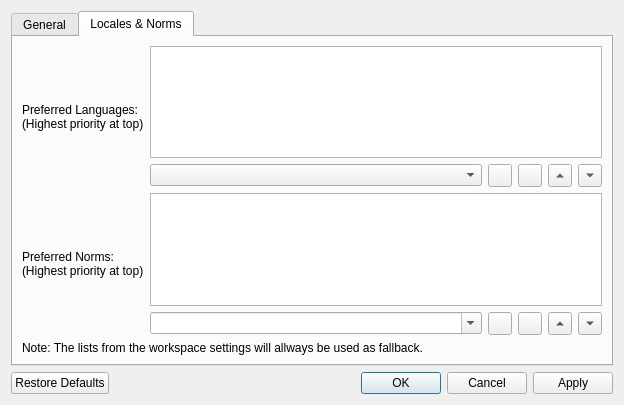
First picture: the form in libs/librepcbprojecteditor/dialogs/projectsettingsdialog.ui, repository LibrePCB/LibrePCB, before the edit.
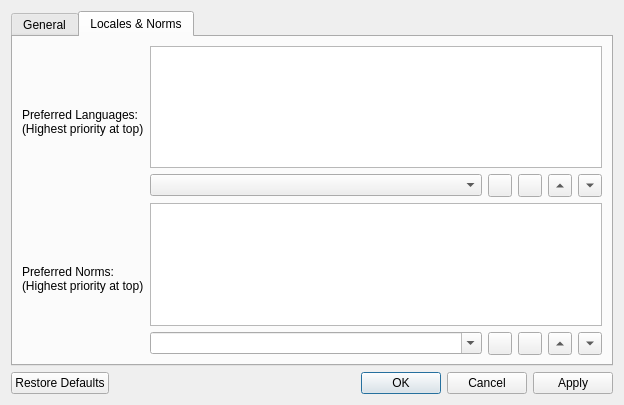
Second picture: the form after the edit. Icons and pictures are not drawn.

Commit message: ProjectSettingsDialog: removed label "Note: The lists from the workspace settings will allways be used as fallback." as this is no longer true

Diff of the .ui file:
```diff
--- a/libs/librepcbprojecteditor/dialogs/projectsettingsdialog.ui
+++ b/libs/librepcbprojecteditor/dialogs/projectsettingsdialog.ui
@@ -98,7 +98,7 @@
          </item>
         </layout>
        </item>
-       <item row="4" column="0">
+       <item row="3" column="0">
         <spacer name="verticalSpacer">
          <property name="orientation">
           <enum>Qt::Vertical</enum>
@@ -159,13 +159,6 @@
          </item>
         </layout>
        </item>
-       <item row="3" column="0" colspan="2">
-        <widget class="QLabel" name="label_3">
-         <property name="text">
-          <string>Note: The lists from the workspace settings will allways be used as fallback.</string>
-         </property>
-        </widget>
-       </item>
       </layout>
      </widget>
     </widget>
```
